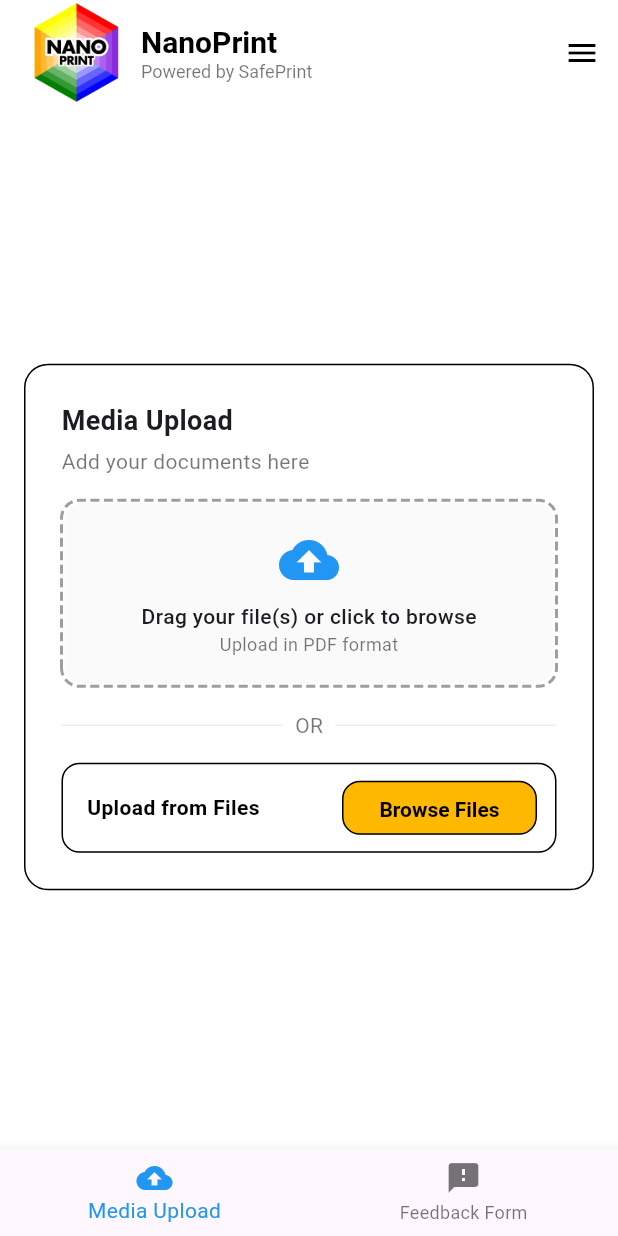
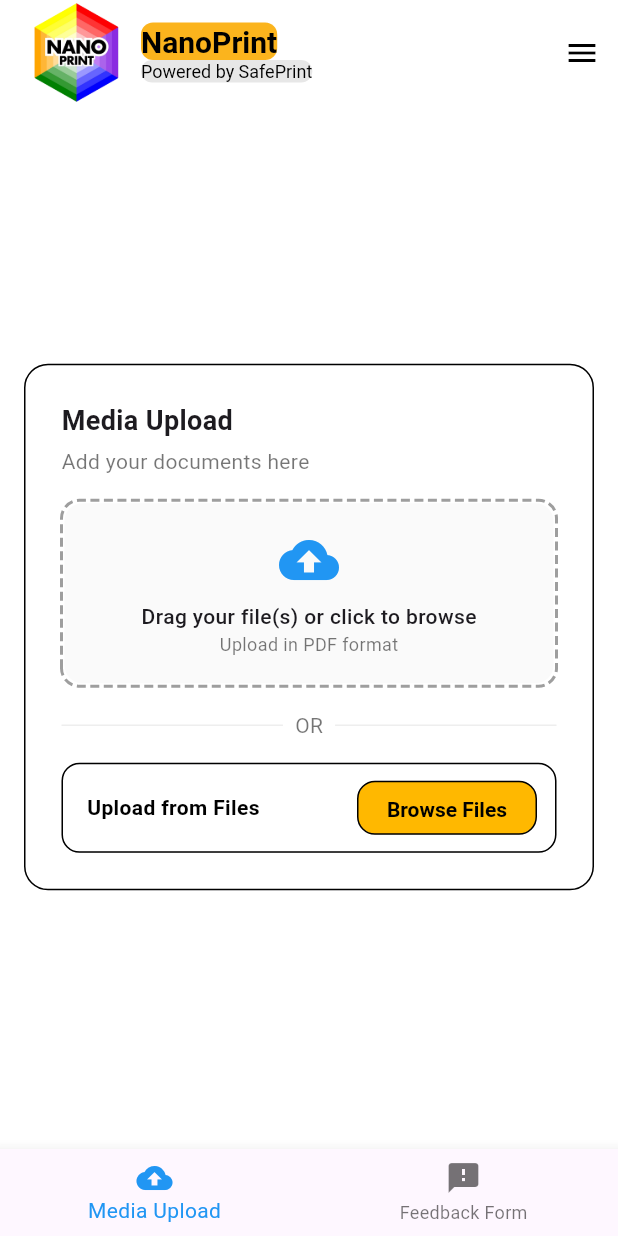
Before and after one commit to vincentperezzz/flutter-safeprint, a Flutter app: the screen it shows after launch, on a phone screen of 412 x 824 dp. Run offline on Flutter 3.47's test engine with Material 3 defaults, Android fonts, the phone set to English and light mode, and no system bars; drawn by our look-alikes of dotted_border; our stand-ins replace file_picker.

Commit message:
Update About Us and Main pages styling for improved aesthetics and consistency

```diff
--- a/lib/about_us_page.dart
+++ b/lib/about_us_page.dart
@@ -155,7 +155,7 @@ class _AboutUsPageState extends State<AboutUsPage> {
                                   ),
                                   Container(
                                     decoration: BoxDecoration(
-                                      color: Colors.white70,
+                                      color: Color(0xFFE7E7E7),
                                       borderRadius: BorderRadius.circular(8),
                                     ),
                                     child: const Text(
--- a/lib/main.dart
+++ b/lib/main.dart
@@ -51,6 +51,14 @@ class _SampleAppState extends State<SampleApp> {
           title: Row(
             crossAxisAlignment: CrossAxisAlignment.center,
             children: [
+              GestureDetector(
+                onTap: () {
+                  setState(() {
+                    _selectedIndex = 0;
+                  });
+                },
+                child: Row(
+                  children: [
                     Image.asset(
                       'assets/nanoprint-logo.png',
                       width: 70,
@@ -61,8 +69,13 @@ class _SampleAppState extends State<SampleApp> {
                     Column(
                       crossAxisAlignment: CrossAxisAlignment.start,
                       mainAxisAlignment: MainAxisAlignment.center,
-                children: const [
-                  Text(
+                      children: [
+                        Container(
+                          decoration: BoxDecoration(
+                            color: const Color(0xFFFBB41D),
+                            borderRadius: BorderRadius.circular(8),
+                          ),
+                          child: const Text(
                             "NanoPrint",
                             style: TextStyle(
                               color: Colors.black,
@@ -70,14 +83,24 @@ class _SampleAppState extends State<SampleApp> {
                               fontSize: 20,
                             ),
                           ),
-                  Text(
+                        ),
+                        Container(
+                          decoration: BoxDecoration(
+                            color: const Color(0xFFE7E7E7),
+                            borderRadius: BorderRadius.circular(8),
+                          ),
+                          child: const Text(
                             "Powered by SafePrint",
                             style: TextStyle(
-                      color: Colors.black54,
+                              color: Colors.black,
                               fontSize: 12,
                             ),
                           ),
+                        ),
                       ],
+                    ),
+                  ],
+                ),
               ),
             ],
           ),
@@ -347,7 +370,7 @@ class _MediaUploadPageState extends State<MediaUploadPage> {
                               ),
                               const Spacer(),
                               Container(
-                                width: 130,
+                                width: 120,
                                 height: 36,
                                 margin: const EdgeInsets.only(right: 12),
                                 decoration: BoxDecoration(
```
Lines whose indentation alone changed are shown as unchanged.
